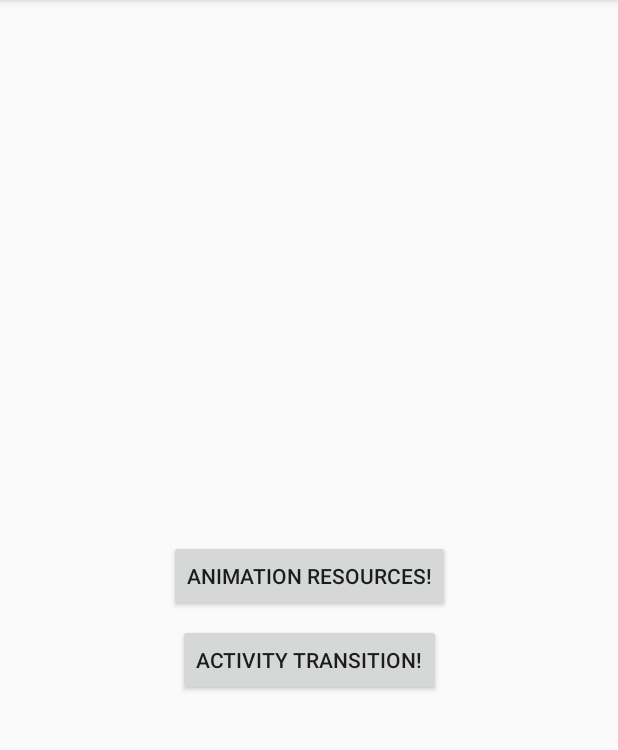
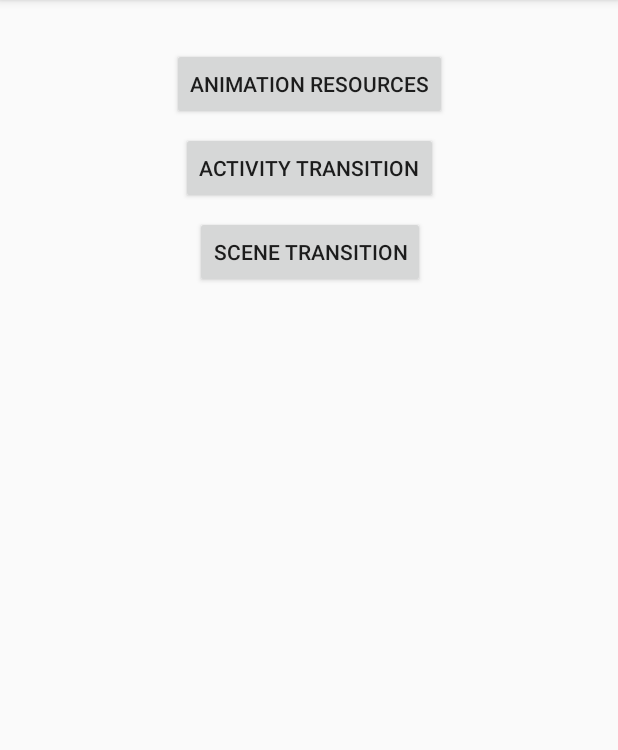
Before and after one commit to Zanerast/Practice_Animation, an Android app: the screen it shows after launch (MainActivity), on a phone screen of 412 x 824 dp, the part 84-834 px from its top. Run offline under Robolectric (Android 15) with nearby library versions, the phone set to English and light mode, and no system bars; our stand-ins replace ButterKnife.

Commit message:
Scene Transition

```diff
--- a/app/build.gradle
+++ b/app/build.gradle
@@ -4,7 +4,7 @@ android {
     compileSdkVersion 28
     defaultConfig {
         applicationId "com.example.zane.animationpractice"
-        minSdkVersion 15
+        minSdkVersion 19
         targetSdkVersion 28
         versionCode 1
         versionName "1.0"
--- a/app/src/main/AndroidManifest.xml
+++ b/app/src/main/AndroidManifest.xml
@@ -17,7 +17,8 @@
             </intent-filter>
         </activity>
         <activity android:name=".ActivityAnimationResources" />
-        <activity android:name=".ActivityTransitionAnimation"></activity>
+        <activity android:name=".ActivityTransitionAnimation" />
+        <activity android:name=".ActivitySceneTransition"></activity>
     </application>
 
 </manifest>
--- a/app/src/main/java/com/example/zane/animationpractice/MainActivity.java
+++ b/app/src/main/java/com/example/zane/animationpractice/MainActivity.java
@@ -14,6 +14,8 @@ public class MainActivity extends AppCompatActivity {
     Button btnAnimationResources;
     @BindView(R.id.btn_activity_transition)
     Button btnActivityTransition;
+    @BindView(R.id.btn_scene_transition)
+    Button btnSceneTransition;
 
     @Override
     protected void onCreate(Bundle savedInstanceState) {
@@ -30,5 +32,11 @@ public class MainActivity extends AppCompatActivity {
             startActivity(new Intent(this, ActivityTransitionAnimation.class));
             overridePendingTransition(R.anim.anim_slide_up_in, R.anim.anim_slide_up_out);
         });
+
+        btnSceneTransition.setOnClickListener(v -> {
+            startActivity(new Intent(this, ActivitySceneTransition.class));
+        });
+
+
     }
 }
--- a/app/src/main/res/layout/activity_main.xml
+++ b/app/src/main/res/layout/activity_main.xml
@@ -7,11 +7,11 @@
     tools:context=".MainActivity">
 
     <Button
+        android:id="@+id/btn_animation_resources"
         android:layout_width="wrap_content"
         android:layout_height="wrap_content"
-        android:text="Animation Resources!"
-        android:id="@+id/btn_animation_resources"
-        app:layout_constraintBottom_toBottomOf="parent"
+        android:layout_marginTop="32dp"
+        android:text="Animation Resources"
         app:layout_constraintLeft_toLeftOf="parent"
         app:layout_constraintRight_toRightOf="parent"
         app:layout_constraintTop_toTopOf="parent" />
@@ -21,9 +21,19 @@
         android:layout_width="wrap_content"
         android:layout_height="wrap_content"
         android:layout_marginTop="8dp"
-        android:text="Activity Transition!"
+        android:text="Activity Transition"
         app:layout_constraintEnd_toEndOf="@+id/btn_animation_resources"
         app:layout_constraintStart_toStartOf="@+id/btn_animation_resources"
         app:layout_constraintTop_toBottomOf="@+id/btn_animation_resources" />
 
+    <Button
+        android:id="@+id/btn_scene_transition"
+        android:layout_width="wrap_content"
+        android:layout_height="wrap_content"
+        android:layout_marginTop="8dp"
+        android:text="Scene Transition"
+        app:layout_constraintEnd_toEndOf="@+id/btn_activity_transition"
+        app:layout_constraintStart_toStartOf="@+id/btn_activity_transition"
+        app:layout_constraintTop_toBottomOf="@+id/btn_activity_transition" />
+
 </android.support.constraint.ConstraintLayout>
```
Also changed, not shown: app/src/main/java/com/example/zane/animationpractice/ActivitySceneTransition.java (added, +58 -0 lines), app/src/main/res/layout/activity_scene_transition.xml (added, +28 -0 lines), app/src/main/res/layout/scene1.xml (added, +26 -0 lines), app/src/main/res/layout/scene2.xml (added, +20 -0 lines).
